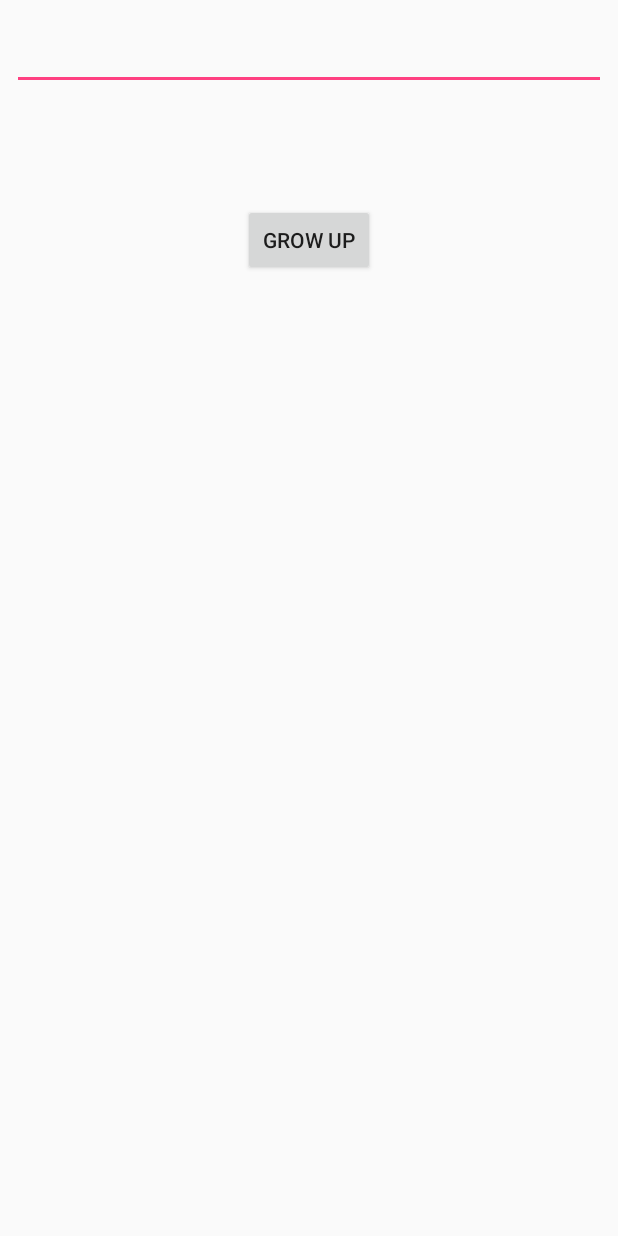
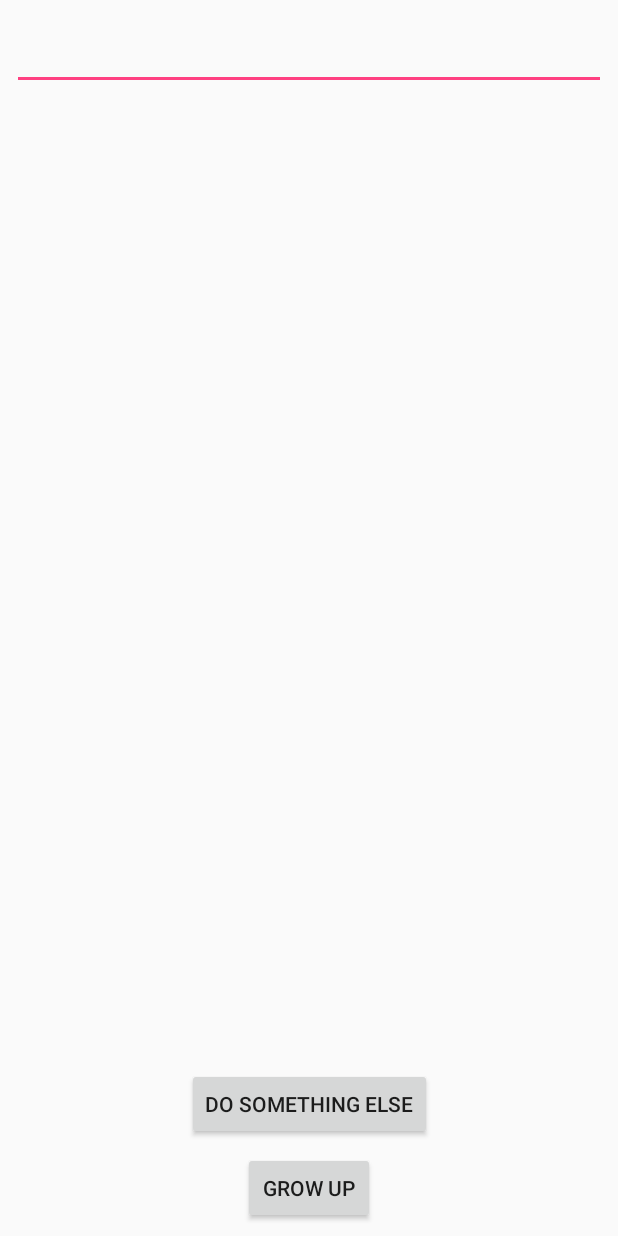
Before and after one commit to LRS-BLS/mvvm-skeleton, an Android app: the layout fragment_sample_screen.xml on its own in the app's theme, with its tools: preview values and no code run, on a phone screen of 412 x 824 dp. Run offline under Robolectric (Android 15) with nearby library versions, the phone set to English and light mode, and no system bars.

Commit message:
extracted binding adapter to widget of FragmentLayout

```diff
--- a/app/src/main/java/zawalich/roszak/inposter/navigation/NavigationService.kt
+++ b/app/src/main/java/zawalich/roszak/inposter/navigation/NavigationService.kt
@@ -1,6 +1,5 @@
 package zawalich.roszak.inposter.navigation
 
-import android.arch.lifecycle.ViewModel
 import zawalich.roszak.inposter.viewmodels.BaseViewModel
 
 
--- a/app/src/main/java/zawalich/roszak/inposter/viewmodels/PreviewScreenViewModel.kt
+++ b/app/src/main/java/zawalich/roszak/inposter/viewmodels/PreviewScreenViewModel.kt
@@ -32,5 +32,11 @@ class PreviewScreenViewModel(val params : PreviewContextModel) : BaseViewModel()
 
 	fun changeColor(newColor : InposterColor){
 		color.set(newColor)
+		value.set(randomValue())
+	}
+
+	private fun randomValue(): InposterValue? {
+		val values = InposterValue.values()
+		return values[Math.floor(Math.random()*values.count()).toInt()]
 	}
 }
--- a/app/src/main/java/zawalich/roszak/inposter/views/BaseFragment.kt
+++ b/app/src/main/java/zawalich/roszak/inposter/views/BaseFragment.kt
@@ -12,12 +12,12 @@ import android.view.ViewGroup
 /**
  *	Default implementation of a fragment that creates a layout and binds it to a ViewModel.
  */
-abstract class BaseFragment<B: ViewDataBinding, VM: ViewModel> : Fragment(), BaseView {
+abstract class BaseFragment<B : ViewDataBinding, VM : ViewModel> : Fragment(), BaseView {
 	abstract val bindingClassToken: Class<B>
 	abstract val viewModelClassToken: Class<VM>
-	abstract val layoutId : Int
+	abstract val layoutId: Int
 
-	open lateinit var binding : B
+	open lateinit var binding: B
 	open lateinit var vm: ViewModel
 
 	override fun setViewModel(viewModel: ViewModel) {
--- a/app/src/main/java/zawalich/roszak/inposter/views/PreviewScreenFragment.kt
+++ b/app/src/main/java/zawalich/roszak/inposter/views/PreviewScreenFragment.kt
@@ -5,7 +5,7 @@ import zawalich.roszak.inposter.databinding.FragmentPreviewScreenBinding
 import zawalich.roszak.inposter.viewmodels.PreviewScreenViewModel
 
 class PreviewScreenFragment :
-		BaseFragment<FragmentPreviewScreenBinding,PreviewScreenViewModel>() {
+		BaseFragment<FragmentPreviewScreenBinding, PreviewScreenViewModel>() {
 
 	override val bindingClassToken: Class<FragmentPreviewScreenBinding>
 		get() = FragmentPreviewScreenBinding::class.java
--- a/app/src/main/java/zawalich/roszak/inposter/views/bindings/TextViewBinding.kt
+++ b/app/src/main/java/zawalich/roszak/inposter/views/bindings/TextViewBinding.kt
@@ -1,14 +1,13 @@
 package zawalich.roszak.inposter.views.bindings
 
 import android.databinding.BindingAdapter
-import android.support.v7.widget.AppCompatTextView
 import android.widget.TextView
 
 
 @BindingAdapter("user_name", "user_age")
 fun concatUserNameAndAge(view: TextView,
-					 name: String?,
-					 age: Int?) {
+						 name: String?,
+						 age: Int?) {
 	if (name == null || age == null) {
 		return
 	}
--- a/app/src/main/res/layout/activity_main.xml
+++ b/app/src/main/res/layout/activity_main.xml
@@ -25,7 +25,7 @@
 			app:layout_constraintRight_toRightOf="parent"
 			app:layout_constraintTop_toTopOf="parent" />
 
-		<FrameLayout
+		<zawalich.roszak.inposter.widgets.RegionFrameLayout
 			android:id="@+id/mainContainer"
 			android:layout_width="0dp"
 			android:layout_height="0dp"
@@ -35,7 +35,7 @@
 			app:layout_constraintBottom_toBottomOf="parent"
 			app:viewmodel="@{viewModel.mainRegionViewModel}" />
 
-		<FrameLayout
+		<zawalich.roszak.inposter.widgets.RegionFrameLayout
 			android:id="@+id/dialogContainer"
 			android:layout_width="0dp"
 			android:layout_height="0dp"
--- a/app/src/main/res/layout/fragment_sample_screen.xml
+++ b/app/src/main/res/layout/fragment_sample_screen.xml
@@ -41,14 +41,26 @@
 			android:id="@+id/growUp"
 			android:layout_width="wrap_content"
 			android:layout_height="wrap_content"
-			android:layout_marginBottom="4dp"
+			android:layout_marginBottom="8dp"
 			android:layout_marginEnd="8dp"
 			android:layout_marginStart="8dp"
-			android:layout_marginTop="8dp"
+			android:onClick="@{()-> viewModel.growUp()}"
+			android:text="@string/sample_grow_up"
+			app:layout_constraintBottom_toBottomOf="parent"
 			app:layout_constraintEnd_toEndOf="parent"
-			app:layout_constraintStart_toStartOf="parent"
-			app:layout_constraintTop_toBottomOf="@+id/userName"
-			android:onClick="@{()-> viewModel.growUp()}"
-			android:text="@string/sample_grow_up"/>
+			app:layout_constraintStart_toStartOf="parent" />
+
+		<Button
+			android:id="@+id/button2"
+			android:layout_width="wrap_content"
+			android:layout_height="wrap_content"
+			android:layout_marginBottom="8dp"
+			android:layout_marginEnd="8dp"
+			android:layout_marginStart="8dp"
+			android:text="@string/do_something_else"
+			android:onClick="@{()-> viewModel.soSomethingElse()}"
+			app:layout_constraintBottom_toTopOf="@+id/growUp"
+			app:layout_constraintEnd_toEndOf="parent"
+			app:layout_constraintStart_toStartOf="parent" />
 	</android.support.constraint.ConstraintLayout>
 </layout>
--- a/app/src/main/res/values/strings.xml
+++ b/app/src/main/res/values/strings.xml
@@ -12,4 +12,5 @@
 	<string name="sample_grow_up">Grow Up</string>
 	<string name="camera_go_to_sample">Go To Sample</string>
 	<string name="sample_do_something_else">Do Something Else</string>
+	<string name="do_something_else">Do something else</string>
 </resources>
```
Also changed, not shown: app/src/main/java/zawalich/roszak/inposter/imaging/InposterTransformation.kt (added, +91 -0 lines), app/src/main/java/zawalich/roszak/inposter/navigation/ScreenContextEnum.kt (+6 -15 lines), app/src/main/java/zawalich/roszak/inposter/views/bindings/ImageViewBinding.kt (+13 -78 lines), app/src/main/java/zawalich/roszak/inposter/views/bindings/RegionBinding.kt (deleted, +0 -75 lines), app/src/main/java/zawalich/roszak/inposter/views/utils/PicassoHandler.kt (+0 -29 lines), app/src/main/java/zawalich/roszak/inposter/widgets/RegionFrameLayout.kt (added, +81 -0 lines).
